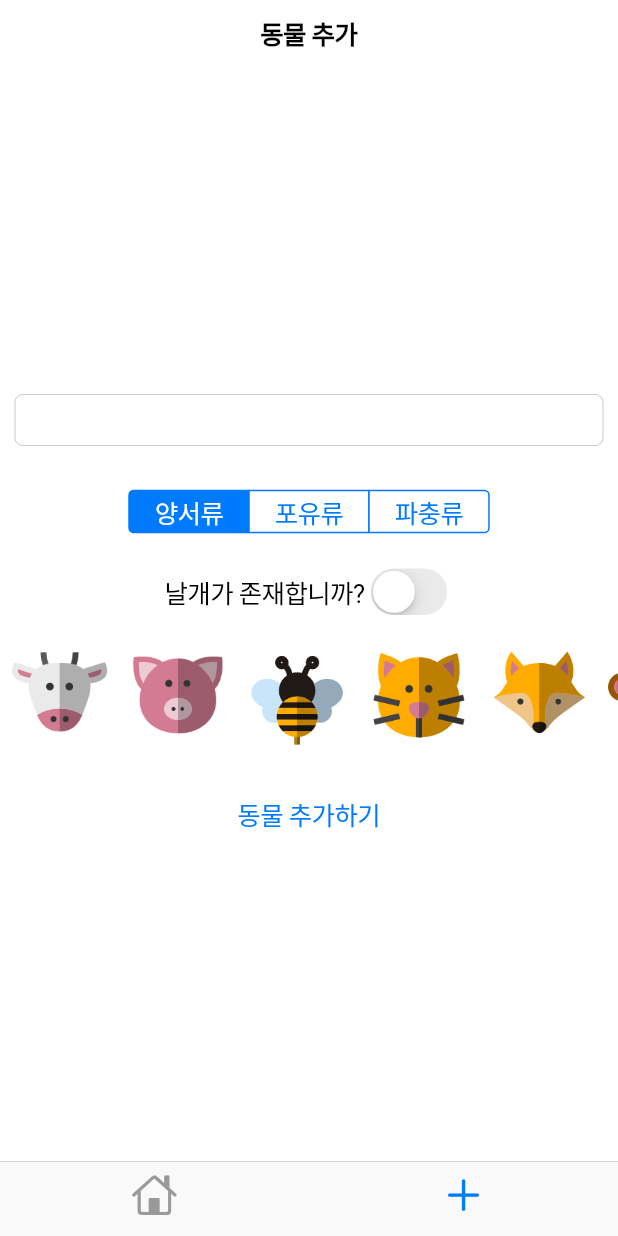
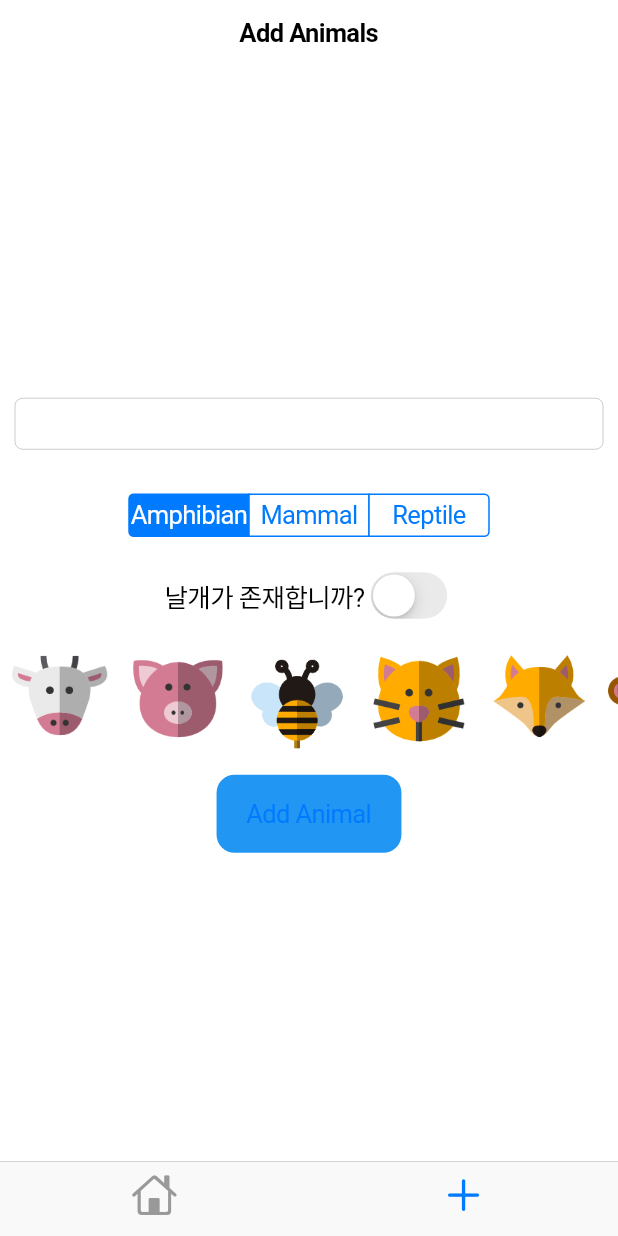
Before and after one commit to nickyoon89/Flutter_Study, a Flutter app: the screen it shows after launch, after a tap on an icon or button, on a phone screen of 412 x 824 dp. Run offline on Flutter 3.47's test engine with Material 2 defaults, Android fonts, the phone set to English and light mode, and no system bars.

Commit message:
Translate Korean to English
Remove unused code
Korean -> English
Add button on Navigator

```diff
--- a/06_iOS_style_App/listview_example/lib/cupertinoMain.dart
+++ b/06_iOS_style_App/listview_example/lib/cupertinoMain.dart
@@ -28,21 +28,21 @@ class _CupertinoMain extends State<CupertinoMain> {
     ]);
 
     animalList.add(
-        Animal(animalName: "벌", kind: "곤충", imagePath: "repo/images/bee.png"));
+        Animal(animalName: "Bee", kind: "Bug", imagePath: "repo/images/bee.png"));
     animalList.add(Animal(
-        animalName: "고양이", kind: "포유류", imagePath: "repo/images/cat.png"));
+        animalName: "Cat", kind: "Mammal", imagePath: "repo/images/cat.png"));
     animalList.add(Animal(
-        animalName: "젖소", kind: "포유류", imagePath: "repo/images/cow.png"));
+        animalName: "Cow", kind: "Mammal", imagePath: "repo/images/cow.png"));
     animalList.add(Animal(
-        animalName: "강아지", kind: "포유류", imagePath: "repo/images/dog.png"));
+        animalName: "Dog", kind: "Mammal", imagePath: "repo/images/dog.png"));
     animalList.add(Animal(
-        animalName: "여우", kind: "포유류", imagePath: "repo/images/fox.png"));
+        animalName: "Fox", kind: "Mammal", imagePath: "repo/images/fox.png"));
     animalList.add(Animal(
-        animalName: "원숭이", kind: "영장류", imagePath: "repo/images/monkey.png"));
+        animalName: "Monkey", kind: "Primates", imagePath: "repo/images/monkey.png"));
     animalList.add(Animal(
-        animalName: "돼지", kind: "포유류", imagePath: "repo/images/pig.png"));
+        animalName: "Pig", kind: "Mammal", imagePath: "repo/images/pig.png"));
     animalList.add(Animal(
-        animalName: "늑대", kind: "포유류", imagePath: "repo/images/wolf.png"));
+        animalName: "Wolf", kind: "Mammal", imagePath: "repo/images/wolf.png"));
 
   }
 
--- a/06_iOS_style_App/listview_example/lib/iosSub/cupertinoFirstPage.dart
+++ b/06_iOS_style_App/listview_example/lib/iosSub/cupertinoFirstPage.dart
@@ -12,7 +12,9 @@ class CupertinoFirstPage extends StatelessWidget {
   Widget build(BuildContext context) {
     return CupertinoPageScaffold(
         navigationBar: CupertinoNavigationBar(
-          middle: Text('동물 리스트'),
+          leading: CupertinoButton(child: Icon(CupertinoIcons.back), onPressed: (){},),
+          middle: Text('Animal List'),
+          trailing: CupertinoButton(child: Icon(CupertinoIcons.arrow_counterclockwise), onPressed: (){},),
         ),
         child: ListView.builder(
           itemBuilder: (context, index) {
@@ -44,6 +46,7 @@ class CupertinoFirstPage extends StatelessWidget {
                 showCupertinoDialog(context: context, builder: (context){
                   return CupertinoAlertDialog(
                     title: Text(animalList[index].animalName),
+                    content: Text(animalList[index].kind),
                   );
                 });
               },
--- a/06_iOS_style_App/listview_example/lib/iosSub/cupertinoSecondPage.dart
+++ b/06_iOS_style_App/listview_example/lib/iosSub/cupertinoSecondPage.dart
@@ -1,4 +1,5 @@
 import 'package:flutter/cupertino.dart';
+import 'package:flutter/material.dart';
 
 import '../animalItem.dart';
 
@@ -21,17 +22,15 @@ class _CupertinoSecondPage extends State<CupertinoSecondPage> {
 
   Map<int, Widget> segmentWidgets = {
     0: SizedBox(
-      child: Text('양서류', textAlign: TextAlign.center),
+      child: Text('Amphibian', textAlign: TextAlign.center),
       width: 80,
     ),
     1: SizedBox(
-      child: Text('포유류', textAlign: TextAlign.center),
+      child: Text('Mammal', textAlign: TextAlign.center),
       width: 80,
     ),
     2: SizedBox(
-      child: Text(
-        '파충류',
-        textAlign: TextAlign.center,
+      child: Text('Reptile', textAlign: TextAlign.center,
       ),
       width: 80,
     )
@@ -47,7 +46,7 @@ class _CupertinoSecondPage extends State<CupertinoSecondPage> {
   Widget build(BuildContext context) {
     return CupertinoPageScaffold(
       navigationBar: CupertinoNavigationBar(
-        middle: Text('동물 추가'),
+        middle: Text('Add Animals'),
       ),
       child: Container(
         child: Center(
@@ -128,7 +127,8 @@ class _CupertinoSecondPage extends State<CupertinoSecondPage> {
                 ),
               ),
               CupertinoButton(
-                  child: Text('동물 추가하기'),
+                  child: Text('Add Animal'),
+                  color: Colors.blue,
                   onPressed: () {
                     widget.animalList.add(Animal(
                         animalName: _textController.value.text,
@@ -147,11 +147,11 @@ class _CupertinoSecondPage extends State<CupertinoSecondPage> {
   getKind(int kindChoice) {
     switch (kindChoice) {
       case 0:
-        return "양서류";
+        return "Amphibian";
       case 1:
-        return "파충류";
+        return "Reptile";
       case 2:
-        return "포유류";
+        return "Mammal";
     }
   }
 }
--- a/06_iOS_style_App/listview_example/lib/main.dart
+++ b/06_iOS_style_App/listview_example/lib/main.dart
@@ -2,8 +2,6 @@ import 'package:flutter/material.dart';
 
 import 'animalItem.dart';
 import 'cupertinoMain.dart';
-import 'sub/firstPage.dart';
-import 'sub/secondPage.dart';
 
 void main() {
   runApp(MyApp());
@@ -23,6 +21,7 @@ class MyApp extends StatelessWidget {
   }
 }
 
+/*
 class MyHomePage extends StatefulWidget {
   MyHomePage({Key key, this.title}) : super(key: key);
   final String title;
@@ -83,4 +82,4 @@ class _MyHomePageState extends State<MyHomePage> with SingleTickerProviderStateM
     controller.dispose();
     super.dispose();
   }
-}
+}*/
```
Also changed, not shown: 06_iOS_style_App/listview_example/lib/sub/firstPage.dart (deleted, +0 -42 lines), 06_iOS_style_App/listview_example/lib/sub/secondPage.dart (deleted, +0 -137 lines).
